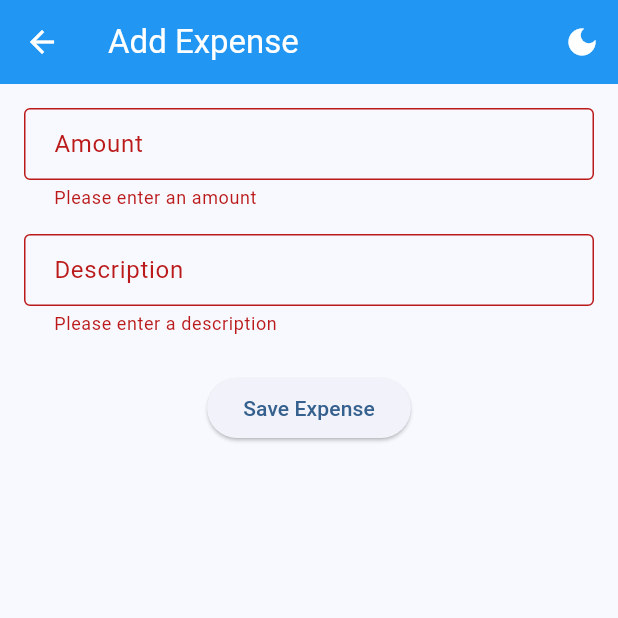
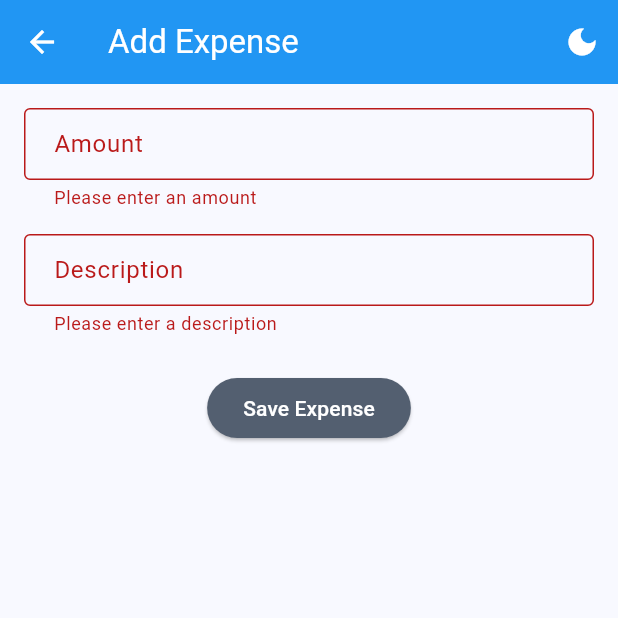
Before and after one commit to mahmudabir/flutter_practice, a Flutter app: the AddExpensePage screen opened by its route, after a tap on "Save Expense", on a phone screen of 412 x 824 dp, the top half of it. Run offline on Flutter 3.47's test engine with Material 3 defaults, Android fonts, the phone set to English and light mode, and no system bars; our stand-ins replace go_router, shared_preferences; accounts and stored records are empty.

Commit message:
so routing bug fix, for ui similarize

```diff
--- a/lib/pages/add_expense_page.dart
+++ b/lib/pages/add_expense_page.dart
@@ -44,7 +44,15 @@ class _AddExpensePageState extends State<AddExpensePage> {
   Widget build(BuildContext context) {
     return Scaffold(
       appBar: const CommonAppBar(title: 'Add Expense'),
-      body: Padding(
+      body: LayoutBuilder(
+        builder: (context, constraints) {
+          double maxWidth = constraints.maxWidth;
+          double contentWidth = maxWidth > 800 ? 600 : double.infinity;
+
+          return Center(
+            child: SizedBox(
+              width: contentWidth,
+              child: Padding(
                 padding: const EdgeInsets.all(16.0),
                 child: Form(
                   key: _formKey,
@@ -92,6 +100,16 @@ class _AddExpensePageState extends State<AddExpensePage> {
                       ),
                       const SizedBox(height: 24),
                       ElevatedButton(
+                        style: ElevatedButton.styleFrom(
+                          backgroundColor: Theme
+                              .of(context)
+                              .colorScheme
+                              .secondary,
+                          foregroundColor: Theme
+                              .of(context)
+                              .colorScheme
+                              .onSecondary,
+                        ),
                         onPressed: _saveExpense,
                         child: const Text('Save Expense'),
                       ),
@@ -99,6 +117,10 @@ class _AddExpensePageState extends State<AddExpensePage> {
                   ),
                 ),
               ),
+            ),
+          );
+        },
+      ),
     );
   }
 }
--- a/lib/pages/income_expense_page.dart
+++ b/lib/pages/income_expense_page.dart
@@ -2,9 +2,7 @@ import 'package:flutter/material.dart';
 import 'package:go_router/go_router.dart';
 
 class IncomeExpensePage extends StatefulWidget {
-  const IncomeExpensePage({
-    super.key,
-  });
+  const IncomeExpensePage({super.key});
 
   @override
   State<IncomeExpensePage> createState() => _IncomeExpensePageState();
@@ -77,11 +75,21 @@ class _IncomeExpensePageState extends State<IncomeExpensePage> {
                   mainAxisAlignment: MainAxisAlignment.spaceEvenly,
                   children: [
                     ElevatedButton(
-                      onPressed: () => context.push('/income-expense/add-income'),
+                      style: ElevatedButton.styleFrom(
+                        backgroundColor: Theme.of(context).colorScheme.secondary,
+                        foregroundColor: Theme.of(context).colorScheme.onSecondary,
+                      ),
+                      onPressed:
+                          () => context.push('/income-expense/add-income'),
                       child: const Text('Add Income'),
                     ),
                     ElevatedButton(
-                      onPressed: () => context.push('/income-expense/add-expense'),
+                      style: ElevatedButton.styleFrom(
+                        backgroundColor: Theme.of(context).colorScheme.secondary,
+                        foregroundColor: Theme.of(context).colorScheme.onSecondary,
+                      ),
+                      onPressed:
+                          () => context.push('/income-expense/add-expense'),
                       child: const Text('Add Expense'),
                     ),
                   ],
@@ -95,8 +103,13 @@ class _IncomeExpensePageState extends State<IncomeExpensePage> {
                       final transaction = _transactions[index];
                       return ListTile(
                         leading: Icon(
-                          transaction['isIncome'] ? Icons.add_circle : Icons.remove_circle,
-                          color: transaction['isIncome'] ? Colors.green : Colors.red,
+                          transaction['isIncome']
+                              ? Icons.add_circle
+                              : Icons.remove_circle,
+                          color:
+                              transaction['isIncome']
+                                  ? Colors.green
+                                  : Colors.red,
                         ),
                         title: Text('\$${transaction['amount']}'),
                         subtitle: Text(transaction['description']),
```
Also changed, not shown: lib/pages/add_income_page.dart (+19 -1 lines), lib/widgets/app_drawer.dart (+5 -14 lines), pubspec.lock. Lines whose indentation alone changed are shown as unchanged.
